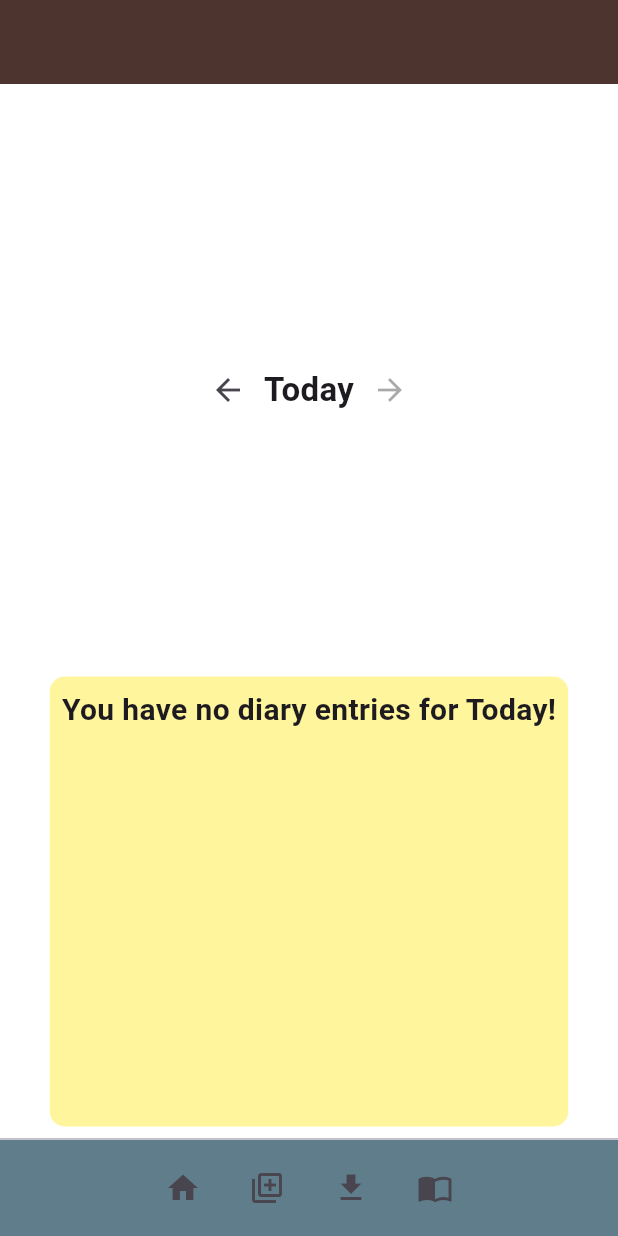
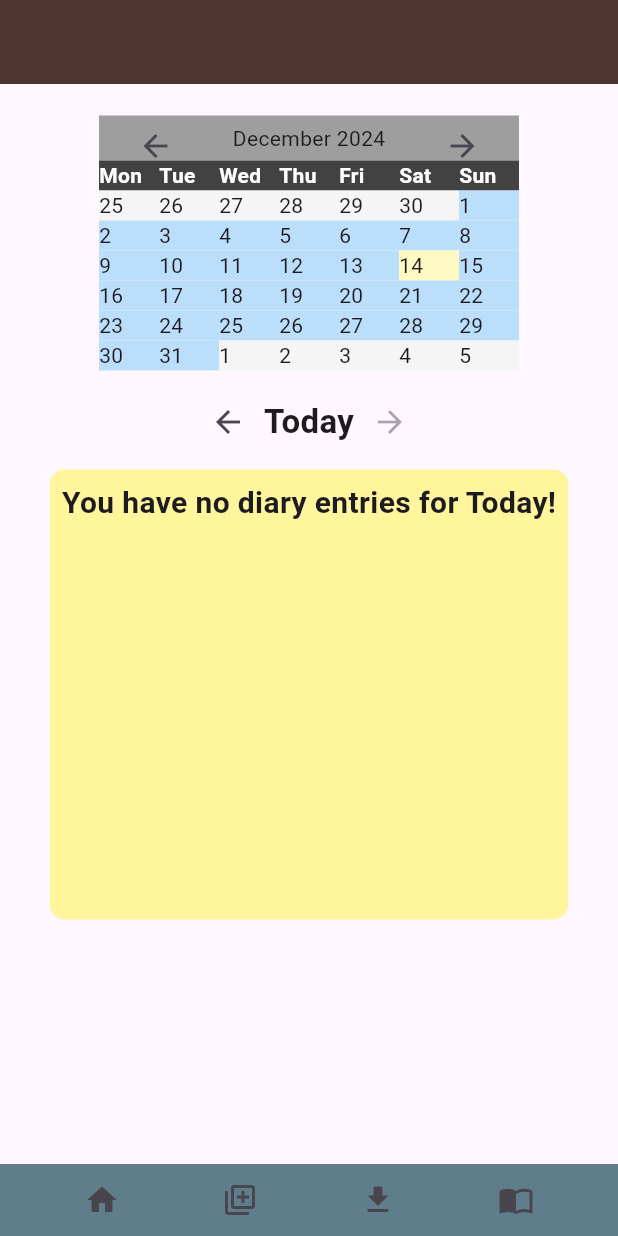
Before and after one commit to ChrisBriant/mydiary_flutter, a Flutter app: the DiaryScreen screen opened directly with empty values, on a phone screen of 412 x 824 dp. Run offline on Flutter 3.47's test engine with Material 3 defaults, Android fonts, the light colour scheme and no system bars; our stand-ins replace sqflite; accounts and stored records are empty.

Commit message:
Added calendar widget and replaced persistent footer with bottom navigation bar

```diff
--- a/lib/main.dart
+++ b/lib/main.dart
@@ -24,7 +24,7 @@ class MyDiary extends StatelessWidget {
       title: 'Flutter Demo',
       theme: ThemeData(
         primaryColor: Colors.blueGrey,
-        scaffoldBackgroundColor: Colors.blueGrey,
+        //scaffoldBackgroundColor: Colors.blueGrey,
         appBarTheme: AppBarTheme(
           color: Colors.brown.shade800,
           foregroundColor: Colors.white
--- a/lib/screens/diaryscreen.dart
+++ b/lib/screens/diaryscreen.dart
@@ -3,6 +3,7 @@ import '../data/database.dart';
 import '../widgets/adddiaryentrywidget.dart';
 import '../widgets/viewdiaryentrywidget.dart';
 import '../helpers/helpers.dart';
+import '../widgets/calendarwidget.dart';
 import 'dart:convert';
 import 'dart:io';
 import 'package:path_provider/path_provider.dart';
@@ -130,6 +131,9 @@ class _DiaryScreenState extends State<DiaryScreen> {
 
     }
 
+    print("Height ${MediaQuery.of(context).size.height}");
+    print("PADDING TOP ${MediaQuery.of(context).padding.top}");
+    print("PADDING BOTOM ${MediaQuery.of(context).padding.bottom}");
 
 
 
@@ -139,7 +143,29 @@ class _DiaryScreenState extends State<DiaryScreen> {
         title: Text(widget.diary.name),
       ),
       persistentFooterAlignment: AlignmentDirectional.center,
-      persistentFooterButtons: [
+      // persistentFooterButtons: [
+      //         IconButton(
+      //           onPressed: () => showAddDiaryDialog(),
+      //           icon: const Icon(Icons.home)
+      //         ),
+      //         IconButton(
+      //           onPressed: () => showAddDiaryDialog(),
+      //          icon: const Icon(Icons.library_add_outlined)
+      //         ),
+      //         IconButton(
+      //           onPressed: () => exportDiary(),
+      //           icon: const Icon(Icons.download)
+      //         ),
+      //         IconButton(
+      //           onPressed: (){},
+      //           icon: const Icon(Icons.import_contacts)
+      //         )
+      // ],
+      bottomNavigationBar: ColoredBox(
+        color: Colors.blueGrey,
+        child: Row(
+          mainAxisAlignment: MainAxisAlignment.spaceEvenly,
+          children: [
             IconButton(
               onPressed: () => showAddDiaryDialog(),
               icon: const Icon(Icons.home)
@@ -157,8 +183,9 @@ class _DiaryScreenState extends State<DiaryScreen> {
               icon: const Icon(Icons.import_contacts)
             )
           ],
-      body: ColoredBox(
-        color: Colors.white,
+        ),
+      ),
+      body: SingleChildScrollView(
         child: Column(
           mainAxisAlignment: MainAxisAlignment.spaceBetween,
           children: [
@@ -175,6 +202,10 @@ class _DiaryScreenState extends State<DiaryScreen> {
             //     )
             //   ],
             // ),
+            SizedBox(
+              height: 180,
+              child: CalendarWidget()
+            ),
             Row(
               mainAxisAlignment: MainAxisAlignment.center,
               children: [
--- a/lib/screens/homescreen.dart
+++ b/lib/screens/homescreen.dart
@@ -35,6 +35,7 @@ class Home extends StatelessWidget {
       ),
       body: Column(
         children: [
+          Image.asset('assets/diary_banner_image.png'),
           const Text(aboutText),
           ElevatedButton(
             onPressed: () => showDiaryListDialog(),
--- /dev/null
+++ b/lib/widgets/calendarwidget.dart
@@ -0,0 +1,319 @@
+import 'package:flutter/material.dart';
+
+class CalendarWidget extends StatefulWidget {
+  final Map<DateTime,Function>? dateActions;
+  final DateTime? selectedDate;
+
+  const CalendarWidget({
+    this.dateActions,
+    this.selectedDate,
+    super.key
+  });
+
+  @override
+  State<CalendarWidget> createState() => _CalendarWidgetState();
+}
+
+class _CalendarWidgetState extends State<CalendarWidget> {
+  DateTime selectedDate = DateTime.now();
+
+  //Get the date of the first day next month
+  DateTime getFirstNextMonth() {
+    int nextMonth = 0;
+    int nextMonthYear = selectedDate.year;
+
+    //Get the next month
+    selectedDate.month + 1 == 13 ? { nextMonth = 1, nextMonthYear += 1 } : nextMonth = selectedDate.month + 1;
+    DateTime nextMonthDate = DateTime(nextMonthYear,nextMonth);
+
+    return nextMonthDate;
+  }
+
+  DateTime getFirstPrevMonth() {
+    int prevMonth = 0;
+    int prevMonthYear = selectedDate.year;
+
+    //Get the previous month
+    selectedDate.month - 1 == 0 ? { prevMonth = 12, prevMonthYear -= 1 } : prevMonth = selectedDate.month - 1;
+    DateTime prevMonthDate = DateTime(prevMonthYear,prevMonth);
+
+    return prevMonthDate;
+  }
+
+  String getMonthName(int m) {
+    switch (m) {
+      case 1:
+        return "January";
+      case 2:
+        return "February";
+      case 3:
+        return "March";
+      case 4:
+        return "April";
+      case 5:
+        return "May";
+      case 6:
+        return "June";
+      case 7:
+        return "July";
+      case 8:
+        return "August";
+      case 9:
+        return "September";
+      case 10:
+        return "October";
+      case 11:
+        return "November";
+      case 12:
+        return "December";
+      default:
+      return "Unknown";
+    }
+  }
+
+  //Get the previous monday
+  getMonday(DateTime date) {
+    if(date.weekday == DateTime.monday) {
+      return date;
+    } else {
+      return getMonday(date.subtract(const Duration(days: 1)));
+    }
+  }
+
+  //Get the previous monday
+  getSunday(DateTime date) {
+    if(date.weekday == DateTime.sunday) {
+      return date;
+    } else {
+      return getSunday(date.add(const Duration(days: 1)));
+    }
+  }
+
+  List<List<CalendarDay>> getCalendarDays() {
+    DateTime lastOfMonth =  getFirstNextMonth().subtract(const Duration(days: 1));
+    DateTime firstMonday = getMonday(DateTime(selectedDate.year,selectedDate.month));
+    DateTime lastSunday = getSunday(lastOfMonth);
+
+    //2 fixes daylight saving when march 23
+    int numberOfWeeks = (lastSunday.difference(firstMonday).inDays + 2) ~/ 7;
+
+    //Iterate through to generate the calendar day objects
+    //Try to resolve daylight savings issue
+    DateTime incDate =  DateTime(firstMonday.year,firstMonday.month,firstMonday.day,4);
+    List<List<CalendarDay>> weeks = [];
+
+    for(int i=0; i< numberOfWeeks;i++) {
+      List<CalendarDay> weekDays = [];
+
+      for(int i=0;i<7;i++) {
+        DayState dayState = DayState.disabled;
+
+        DateTime today = DateTime.now();
+
+        if( (incDate.day == today.day) && (incDate.month == today.month) && (incDate.year == today.year) ) {
+          dayState = DayState.current;
+        } else if(incDate.month == selectedDate.month) {
+          dayState = DayState.enabled;
+        }
+
+        Function? clickAction;
+
+        //Check for action
+        if(widget.dateActions != null) {
+          clickAction = widget.dateActions?[DateTime(incDate.year,incDate.month,incDate.day)];
+          if(clickAction != null) {
+            dayState = DayState.active;
+          }
+
+        }
+
+        weekDays.add(
+          CalendarDay(
+            dayNumber: incDate.day,
+            date: incDate,
+            dayState: dayState,
+            clickAction: clickAction,
+          )
+        );
+
+        incDate = incDate.add(const Duration(days: 1));
+      }
+      weeks.add(weekDays);
+    }
+
+    return weeks;
+  }
+
+  Color getDayColor(DayState dayState) {
+    switch (dayState) {
+      case DayState.enabled:
+        return Colors.blue.shade100;
+      case DayState.current:
+        return Colors.yellow.shade100;
+      case DayState.active:
+        return Colors.purple.shade100;
+      default:
+        return Colors.grey.shade100;
+    }
+  }
+
+  //Get the calendar block for the days
+  Column getCalendarBlock() {
+    List<List<CalendarDay>> calendarDays =  getCalendarDays();
+
+    List<Row> calendarColumn = [];
+
+    for (List<CalendarDay> week in calendarDays) {
+      List<Container> calDays = [];
+
+      for(CalendarDay calDay in week) {
+        calDays.add(
+          calDay.clickAction != null
+          ? Container(
+            color: getDayColor(calDay.dayState),
+            child: InkWell(
+              onLongPress:  () => calDay.clickAction!(),
+              child: SizedBox(
+                width: 40,
+                height: 20,
+                child: Text(calDay.dayNumber.toString()),
+              ),
+            ),
+          )
+          : Container(
+            width: 40,
+            height: 20,
+            color: getDayColor(calDay.dayState),
+            child: Text(calDay.dayNumber.toString()),
+          )
+        );
+      }
+      calendarColumn.add(Row(
+        mainAxisAlignment: MainAxisAlignment.center,
+        children: calDays,
+      ));
+    }
+
+    return Column(
+      children: calendarColumn,
+    );
+  }
+
+  @override
+  void initState() {
+    super.initState();
+    if(widget.selectedDate != null) {
+      selectedDate = widget.selectedDate!;
+    }
+  }
+
+  @override
+  Widget build(BuildContext context) {
+    return SizedBox(
+      width: MediaQuery.of(context).size.width,
+      child: Column(
+        children: [
+          Container(
+            width: 280,
+            height: 30,
+            color: Colors.grey,
+            child: Row(
+              mainAxisAlignment: MainAxisAlignment.spaceAround,
+              children: [
+                IconButton(
+                  icon: const Icon(Icons.arrow_back),
+                  onPressed: () {
+                    DateTime prevMonthDT = getFirstPrevMonth();
+
+                    setState(() {
+                      selectedDate = prevMonthDT;
+                    });
+                  },
+                ),
+                Text('${getMonthName(selectedDate.month)} ${selectedDate.year}'),
+                IconButton(
+                  icon: const Icon(Icons.arrow_forward),
+                  onPressed: () {
+                    DateTime nextMonth = getFirstNextMonth();
+
+                    setState(() {
+                      selectedDate = nextMonth;
+                    });
+                  },
+                ),
+              ],
+            ),
+          ),
+          Row(
+            mainAxisAlignment: MainAxisAlignment.center,
+            children: [
+              Container(
+                width: 40,
+                height: 20,
+                color: Colors.grey.shade800,
+                child: const Text('Mon', style: TextStyle(fontWeight: FontWeight.bold, color: Colors.white),),
+              ),
+              Container(
+                width: 40,
+                height: 20,
+                color: Colors.grey.shade800,
+                child: const Text('Tue', style: TextStyle(fontWeight: FontWeight.bold, color: Colors.white),),
+              ),
+              Container(
+                width: 40,
+                height: 20,
+                color: Colors.grey.shade800,
+                child: const Text('Wed', style: TextStyle(fontWeight: FontWeight.bold, color: Colors.white),),
+              ),
+              Container(
+                width: 40,
+                height: 20,
+                color: Colors.grey.shade800,
+                child: const Text('Thu', style: TextStyle(fontWeight: FontWeight.bold, color: Colors.white),),
+              ),
+              Container(
+                width: 40,
+                height: 20,
+                color: Colors.grey.shade800,
+                child: const Text('Fri', style: TextStyle(fontWeight: FontWeight.bold, color: Colors.white),),
+              ),
+              Container(
+                width: 40,
+                height: 20,
+                color: Colors.grey.shade800,
+                child: const Text('Sat', style: TextStyle(fontWeight: FontWeight.bold, color: Colors.white),),
+              ),
+              Container(
+                width: 40,
+                height: 20,
+                color: Colors.grey.shade800,
+                child: const Text('Sun', style: TextStyle(fontWeight: FontWeight.bold, color: Colors.white),),
+              ),
+            ],
+          ),
+          getCalendarBlock()
+        ],
+      ),
+    );
+
+  }
+}
+
+//Active means that it has a function
+enum DayState {active,current,enabled,disabled}
+
+class CalendarDay {
+  final int dayNumber;
+  final DateTime date;
+  Function? clickAction;
+  DayState dayState;
+
+
+  CalendarDay({
+    required this.dayNumber,
+    required this.date,
+    this.clickAction,
+    this.dayState = DayState.disabled,
+  });
+
+}
--- a/pubspec.yaml
+++ b/pubspec.yaml
@@ -76,6 +76,7 @@ flutter:
   # To add assets to your application, add an assets section, like this:
   assets:
     - assets/diary.png
+    - assets/diary_banner_image.png
 
   # An image asset can refer to one or more resolution-specific "variants", see
   # https://flutter.dev/to/resolution-aware-images
```
Also changed, not shown: assets/diary_banner_image.png (added). Lines whose indentation alone changed are shown as unchanged.
